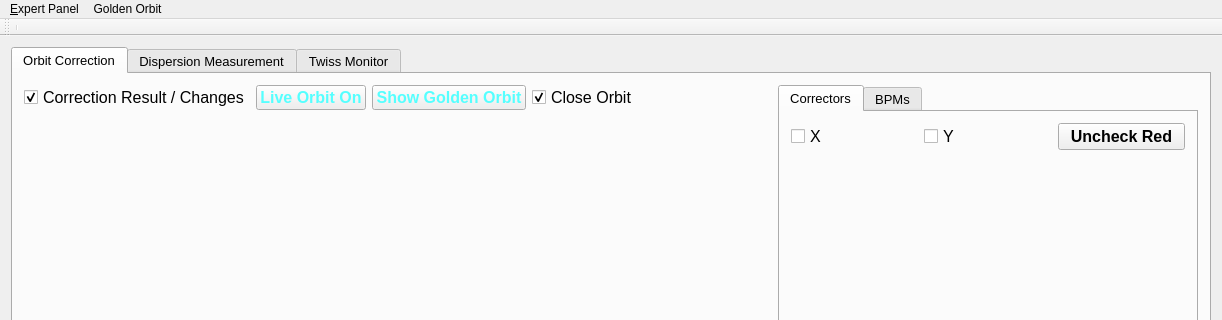
Before: the Qt Designer form gui/UImanul2.ui in sergey-tomin/manul, drawn with Qt 5; both pictures show x 0 to 1222 and y 0 to 320 of the 1222 by 892 pixel window.
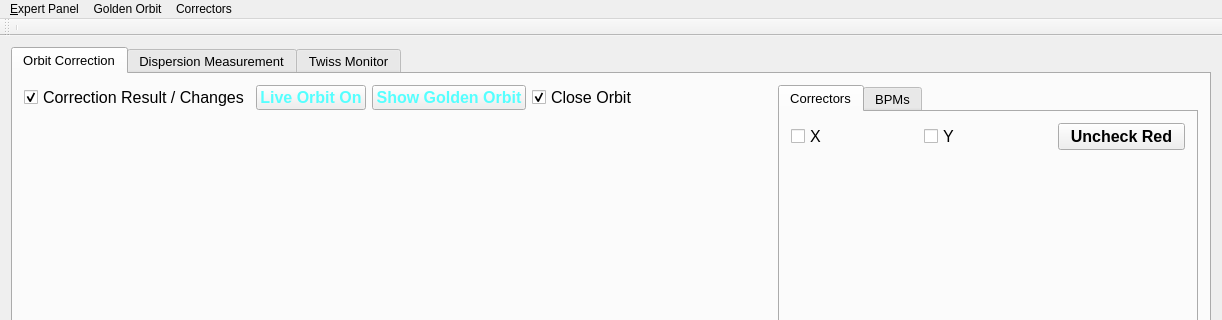
After: the same form once the commit is applied.

What changed in the file:
```diff
--- a/gui/UImanul2.ui
+++ b/gui/UImanul2.ui
@@ -1512,8 +1512,16 @@
     <addaction name="actionSave_Golden_Orbit"/>
     <addaction name="actionLoad_GO_from_Orbit_Display"/>
    </widget>
+   <widget class="QMenu" name="menuFile">
+    <property name="title">
+     <string>Correctors</string>
+    </property>
+    <addaction name="actionSave_corrs"/>
+    <addaction name="actionLoad_corrs"/>
+   </widget>
    <addaction name="menu_File"/>
    <addaction name="menuGolden_Orbit"/>
+   <addaction name="menuFile"/>
   </widget>
   <widget class="QToolBar" name="mainToolBar">
    <attribute name="toolBarArea">
```
Left out of the diff: 10 changed lines with no effect on the pictures.
